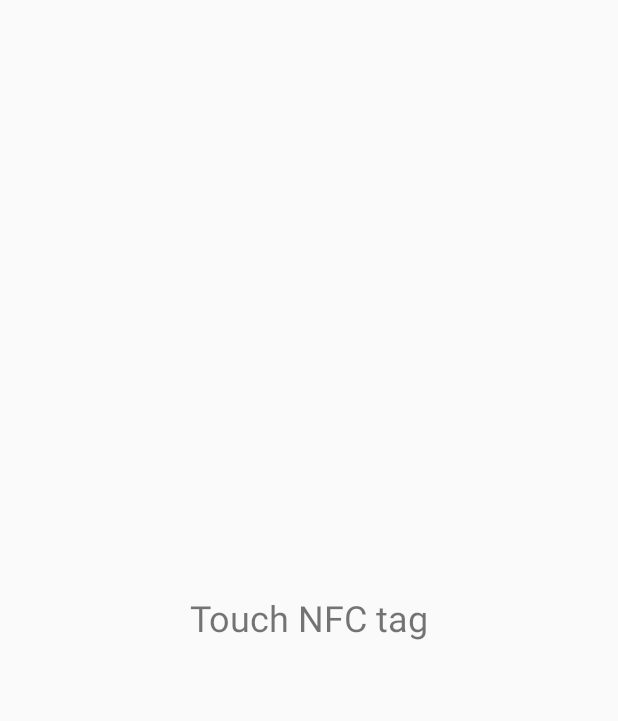
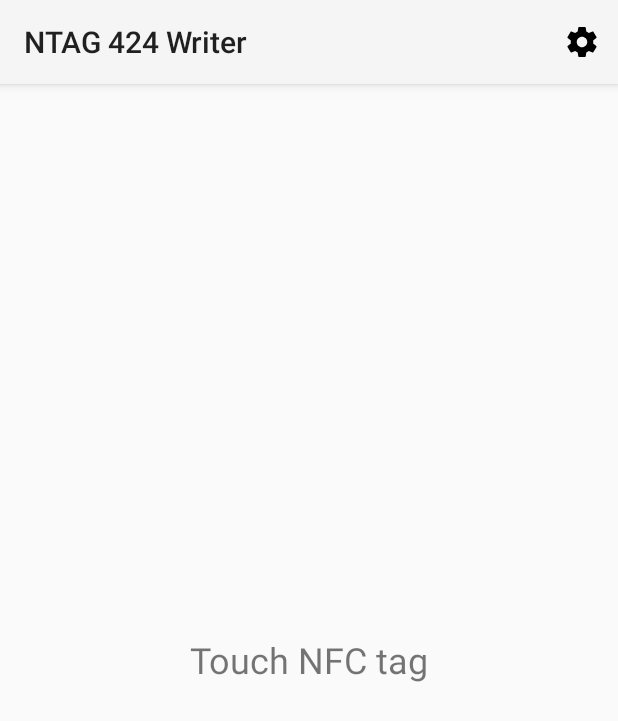
Before and after one commit to aplulu/poc-ntag424-onetime-url, an Android app built with Jetpack Compose: the screen it shows after launch (MainActivity), on a phone screen of 412 x 824 dp. Shown: the top 721 px of the screen. Run offline under Robolectric (Android 15) with nearby library versions, the phone set to English and light mode, and no system bars; libraries missing offline, so code that uses them is left out: net.bplearning.ntag424.

Commit message:
:+1: About画面を追加

```diff
--- a/packages/ntag424writer/app/build.gradle.kts
+++ b/packages/ntag424writer/app/build.gradle.kts
@@ -58,6 +58,7 @@ dependencies {
     implementation(libs.androidx.ui)
     implementation(libs.androidx.ui.graphics)
     implementation(libs.androidx.ui.tooling.preview)
+    implementation("androidx.preference:preference-ktx:1.2.0")
     implementation(libs.androidx.material3)
     implementation(libs.material)
     testImplementation(libs.junit)
--- a/packages/ntag424writer/app/src/main/java/me/aplulu/ntag424writer/MainActivity.kt
+++ b/packages/ntag424writer/app/src/main/java/me/aplulu/ntag424writer/MainActivity.kt
@@ -8,9 +8,12 @@ import android.nfc.Tag
 import android.nfc.tech.IsoDep
 import android.os.Bundle
 import android.util.Log
+import android.view.Menu
+import android.view.MenuItem
 import android.widget.Toast
-import androidx.activity.ComponentActivity
 import androidx.activity.enableEdgeToEdge
+import androidx.appcompat.app.AppCompatActivity
+import androidx.appcompat.widget.Toolbar
 import androidx.core.content.IntentCompat
 import net.bplearning.ntag424.DnaCommunicator
 import net.bplearning.ntag424.card.KeyInfo
@@ -26,7 +29,7 @@ import net.bplearning.ntag424.sdm.NdefTemplateMaster
 import net.bplearning.ntag424.sdm.SDMSettings
 import net.bplearning.ntag424.util.ByteUtil
 
-class MainActivity : ComponentActivity() {
+class MainActivity : AppCompatActivity() {
     companion object {
         private const val TAG = "NTAG424Writer.MainActivity"
     }
@@ -35,6 +38,9 @@ class MainActivity : ComponentActivity() {
         super.onCreate(savedInstanceState)
         enableEdgeToEdge()
         setContentView(R.layout.activity_main)
+
+        val toolbar: Toolbar = findViewById(R.id.toolbar)
+        setSupportActionBar(toolbar)
     }
 
     override fun onResume() {
@@ -60,6 +66,22 @@ class MainActivity : ComponentActivity() {
             onNewNFCIntent(intent)
         }
     }
+
+    override fun onCreateOptionsMenu(menu: Menu): Boolean {
+        menuInflater.inflate(R.menu.menu_main, menu)
+        return true
+    }
+
+    override fun onOptionsItemSelected(item: MenuItem): Boolean {
+        return when (item.itemId) {
+            R.id.action_settings -> {
+                startActivity(Intent(this, SettingsActivity::class.java))
+                true
+            }
+            else -> super.onOptionsItemSelected(item)
+        }
+    }
+
 
 
     private fun registerNFC() {
--- /dev/null
+++ b/packages/ntag424writer/app/src/main/res/drawable/ic_settings.xml
@@ -0,0 +1,9 @@
+<vector xmlns:android="http://schemas.android.com/apk/res/android"
+    android:width="24dp"
+    android:height="24dp"
+    android:viewportWidth="24.0"
+    android:viewportHeight="24.0">
+    <path
+        android:fillColor="#FF000000"
+        android:pathData="M19.43,12.98c0.04,-0.32 0.07,-0.64 0.07,-0.98s-0.03,-0.66 -0.07,-0.98l2.11,-1.65c0.19,-0.15 0.24,-0.42 0.12,-0.64l-2,-3.46c-0.12,-0.22 -0.39,-0.3 -0.61,-0.22l-2.49,1c-0.52,-0.4 -1.08,-0.73 -1.69,-0.98l-0.38,-2.65C14.46,2.18 14.25,2 14,2h-4c-0.25,0 -0.46,0.18 -0.49,0.42l-0.38,2.65c-0.61,0.25 -1.17,0.59 -1.69,0.98l-2.49,-1c-0.23,-0.09 -0.49,0 -0.61,0.22l-2,3.46c-0.13,0.22 -0.07,0.49 0.12,0.64l2.11,1.65c-0.04,0.32 -0.07,0.65 -0.07,0.98s0.03,0.66 0.07,0.98l-2.11,1.65c-0.19,0.15 -0.24,0.42 -0.12,0.64l2,3.46c0.12,0.22 0.39,0.3 0.61,0.22l2.49,-1c0.52,0.4 1.08,0.73 1.69,0.98l0.38,2.65c0.03,0.24 0.24,0.42 0.49,0.42h4c0.25,0 0.46,-0.18 0.49,-0.42l0.38,-2.65c0.61,-0.25 1.17,-0.59 1.69,-0.98l2.49,1c0.23,0.09 0.49,0 0.61,-0.22l2,-3.46c0.12,-0.22 0.07,-0.49 -0.12,-0.64l-2.11,-1.65zM12,15.5c-1.93,0 -3.5,-1.57 -3.5,-3.5s1.57,-3.5 3.5,-3.5 3.5,1.57 3.5,3.5 -1.57,3.5 -3.5,3.5z"/>
+</vector>
--- a/packages/ntag424writer/app/src/main/res/layout/activity_main.xml
+++ b/packages/ntag424writer/app/src/main/res/layout/activity_main.xml
@@ -1,9 +1,29 @@
-<?xml version="1.0" encoding="utf-8"?>
-<LinearLayout xmlns:android="http://schemas.android.com/apk/res/android"
+<androidx.coordinatorlayout.widget.CoordinatorLayout xmlns:android="http://schemas.android.com/apk/res/android"
+    xmlns:app="http://schemas.android.com/apk/res-auto"
+    android:layout_width="match_parent"
+    android:layout_height="match_parent">
+
+    <com.google.android.material.appbar.AppBarLayout
+        android:layout_width="match_parent"
+        android:layout_height="wrap_content"
+        android:fitsSystemWindows="true"
+        android:theme="@style/ThemeOverlay.AppCompat.ActionBar">
+
+        <androidx.appcompat.widget.Toolbar
+            android:id="@+id/toolbar"
+            android:layout_width="match_parent"
+            android:layout_height="?attr/actionBarSize"
+            android:background="?attr/colorPrimary"
+            app:popupTheme="@style/ThemeOverlay.AppCompat.Light" />
+
+    </com.google.android.material.appbar.AppBarLayout>
+
+    <LinearLayout
         android:layout_width="match_parent"
         android:layout_height="match_parent"
         android:gravity="center_vertical"
-    android:orientation="vertical">
+        android:orientation="vertical"
+        app:layout_behavior="@string/appbar_scrolling_view_behavior">
 
         <TextView
             android:id="@+id/textView"
@@ -13,3 +33,5 @@
             android:text="@string/nfc_touch"
             android:textSize="24sp" />
     </LinearLayout>
+
+</androidx.coordinatorlayout.widget.CoordinatorLayout>
--- /dev/null
+++ b/packages/ntag424writer/app/src/main/res/menu/menu_main.xml
@@ -0,0 +1,9 @@
+<?xml version="1.0" encoding="utf-8"?>
+<menu xmlns:android="http://schemas.android.com/apk/res/android"
+    xmlns:app="http://schemas.android.com/apk/res-auto">
+    <item
+        android:id="@+id/action_settings"
+        android:icon="@drawable/ic_settings"
+        android:title="@string/settings"
+        app:showAsAction="always" />
+</menu>
--- a/packages/ntag424writer/app/src/main/res/values/strings.xml
+++ b/packages/ntag424writer/app/src/main/res/values/strings.xml
@@ -1,5 +1,8 @@
 <resources>
     <string name="app_name">NTAG 424 Writer</string>
+    <string name="settings">Settings</string>
+    <string name="about">About</string>
+    <string name="license">License</string>
     <string name="tag_written_successfully">Tag written successfully</string>
     <string name="tag_written_failed">Tag writing failed</string>
     <string name="authentication_failed">"Authentication failed</string>
--- /dev/null
+++ b/packages/ntag424writer/app/src/main/res/xml/preferences.xml
@@ -0,0 +1,6 @@
+<?xml version="1.0" encoding="utf-8"?>
+<androidx.preference.PreferenceScreen xmlns:app="http://schemas.android.com/apk/res-auto">
+    <Preference
+        app:key="about"
+        app:title="@string/about"/>
+</androidx.preference.PreferenceScreen>
```
Also changed, not shown: packages/ntag424writer/app/src/main/AndroidManifest.xml (+11 -1 lines), packages/ntag424writer/app/src/main/java/me/aplulu/ntag424writer/AboutActivity.kt (added, +24 -0 lines), packages/ntag424writer/app/src/main/java/me/aplulu/ntag424writer/SettingsActivity.kt (added, +26 -0 lines), packages/ntag424writer/app/src/main/java/me/aplulu/ntag424writer/SettingsFragment.kt (added, +19 -0 lines), packages/ntag424writer/app/src/main/res/layout/activity_about.xml (added, +11 -0 lines), packages/ntag424writer/app/src/main/res/layout/activity_settings.xml (added, +14 -0 lines), 1 other file. Lines whose indentation alone changed are shown as unchanged.
